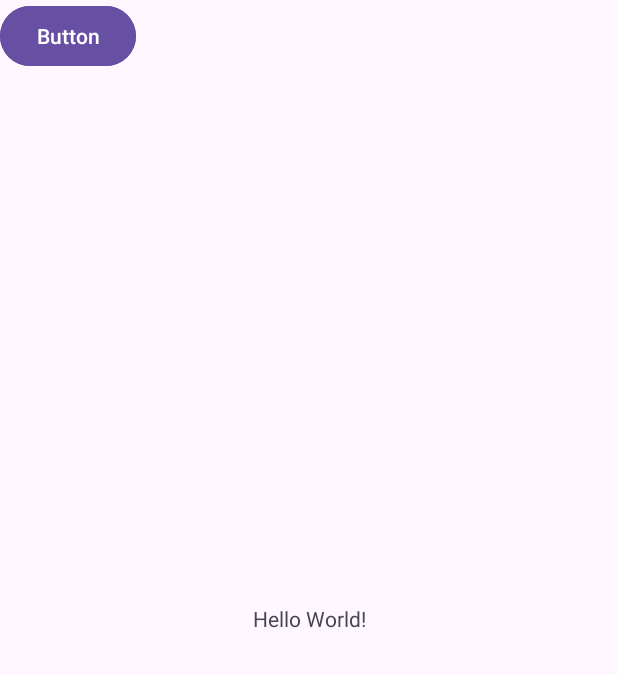
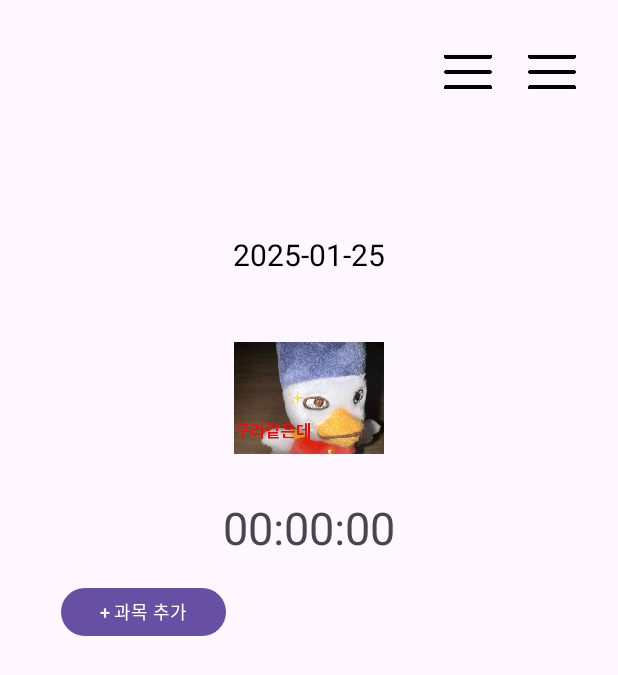
Before and after one commit to jeongjihyunn/StudywithSWU, an Android app: the screen it shows after launch (MainActivity before the commit, MainScreen after it), on a phone screen of 412 x 824 dp. Shown: the top 675 px of the screen. Run offline under Robolectric (Android 15) with nearby library versions, the phone set to English and light mode, and no system bars.

Commit message:
메인화면

```diff
--- a/app/src/main/AndroidManifest.xml
+++ b/app/src/main/AndroidManifest.xml
@@ -14,6 +14,9 @@
         tools:targetApi="31">
         <activity
             android:name=".MainActivity"
+            android:exported="false" />
+        <activity
+            android:name=".MainScreen"
             android:exported="true">
             <intent-filter>
                 <action android:name="android.intent.action.MAIN" />
--- a/app/src/main/res/layout/activity_main.xml
+++ b/app/src/main/res/layout/activity_main.xml
@@ -21,15 +21,15 @@
         android:layout_width="wrap_content"
         android:layout_height="wrap_content"
         android:text="Button"
-        tools:layout_editor_absoluteX="48dp"
-        tools:layout_editor_absoluteY="145dp" />
+        tools:layout_editor_absoluteX="107dp"
+        tools:layout_editor_absoluteY="144dp" />
 
     <Button
         android:id="@+id/button2"
         android:layout_width="wrap_content"
         android:layout_height="wrap_content"
         android:text="Button"
-        tools:layout_editor_absoluteX="226dp"
+        tools:layout_editor_absoluteX="207dp"
         tools:layout_editor_absoluteY="144dp" />
 
 </androidx.constraintlayout.widget.ConstraintLayout>
--- /dev/null
+++ b/app/src/main/res/layout/activity_main_screen.xml
@@ -0,0 +1,84 @@
+<?xml version="1.0" encoding="utf-8"?>
+<LinearLayout xmlns:android="http://schemas.android.com/apk/res/android"
+    xmlns:app="http://schemas.android.com/apk/res-auto"
+    xmlns:tools="http://schemas.android.com/tools"
+    android:id="@+id/main"
+    android:layout_width="match_parent"
+    android:layout_height="match_parent"
+    android:orientation="vertical"
+    android:gravity="center_horizontal"
+    android:padding="16dp"
+    tools:context=".MainScreen">
+
+    <androidx.coordinatorlayout.widget.CoordinatorLayout
+        android:layout_width="match_parent"
+        android:layout_height="wrap_content"
+        android:fitsSystemWindows="true">
+
+        <!-- 툴바 (투명) -->
+        <androidx.appcompat.widget.Toolbar
+            android:id="@+id/toolbar"
+            android:layout_width="match_parent"
+            android:layout_height="?attr/actionBarSize"
+            android:background="@android:color/transparent"
+            android:elevation="0dp"
+            app:popupTheme="@style/ThemeOverlay.AppCompat.Light"
+            app:title=""
+            app:titleTextColor="@android:color/black"
+            />
+
+        <!-- 메인 콘텐츠 -->
+        <FrameLayout
+            android:id="@+id/main_content"
+            android:layout_width="match_parent"
+            android:layout_height="104dp"
+            app:layout_anchor="@+id/toolbar"
+            app:layout_anchorGravity="center" />
+    </androidx.coordinatorlayout.widget.CoordinatorLayout>
+
+    <LinearLayout
+        android:layout_width="wrap_content"
+        android:layout_height="wrap_content"
+        android:orientation="vertical"
+        android:gravity="center">
+
+        <TextView
+            android:id="@+id/dateTextView"
+            android:layout_width="wrap_content"
+            android:layout_height="wrap_content"
+            android:padding="16dp"
+            android:text="yyyy-MM-dd"
+            android:textAlignment="center"
+            android:textColor="#000000"
+            android:textSize="20sp"
+            android:layout_marginTop="20dp"/>
+
+        <ImageView
+            android:id="@+id/imageView"
+            android:layout_width="100dp"
+            android:layout_height="100dp"
+            android:layout_marginTop="16dp"
+            android:contentDescription="이미지 설명"
+            android:src="@drawable/a"
+            />
+
+        <TextView
+            android:id="@+id/totalTimerTextView"
+            android:layout_width="wrap_content"
+            android:layout_height="wrap_content"
+            android:text="00:00:00"
+            android:textSize="30sp"
+            android:layout_marginTop="16dp"/>
+
+    </LinearLayout>
+
+    <Button
+        android:id="@+id/addButton"
+        android:layout_width="110dp"
+        android:layout_height="40dp"
+        android:layout_marginTop="16dp"
+        android:layout_marginRight="110dp"
+        android:text="+ 과목 추가"
+        android:textSize="12sp" />
+
+</LinearLayout>
--- /dev/null
+++ b/app/src/main/res/menu/menu.xml
@@ -0,0 +1,18 @@
+<?xml version="1.0" encoding="utf-8"?>
+<menu xmlns:android="http://schemas.android.com/apk/res/android"
+    xmlns:app="http://schemas.android.com/apk/res-auto">
+
+    <item
+        android:id="@+id/action_setting"
+        android:title="메뉴"
+        android:icon="@drawable/menu"
+        app:showAsAction="always"
+        android:gravity="start"
+        />
+    <item
+        android:id="@+id/action_studyplanner"
+        android:title="스터디 플래너"
+        android:icon="@drawable/menu"
+        app:showAsAction="always"
+        android:gravity="start"/>
+</menu>
--- /dev/null
+++ b/app/src/main/res/menu/menu_options.xml
@@ -0,0 +1,9 @@
+<?xml version="1.0" encoding="utf-8"?>
+<menu xmlns:android="http://schemas.android.com/apk/res/android">
+    <item
+        android:id="@+id/option_1"
+        android:title="마이페이지" />
+    <item
+        android:id="@+id/option_2"
+        android:title="통계" />
+</menu>
--- a/app/src/main/res/values/themes.xml
+++ b/app/src/main/res/values/themes.xml
@@ -3,6 +3,7 @@
     <style name="Base.Theme.StudywithSWU" parent="Theme.Material3.DayNight.NoActionBar">
         <!-- Customize your light theme here. -->
         <!-- <item name="colorPrimary">@color/my_light_primary</item> -->
+        <item name="android:statusBarColor">@android:color/transparent</item>
     </style>
 
     <style name="Theme.StudywithSWU" parent="Base.Theme.StudywithSWU" />
```
Also changed, not shown: app/src/main/java/com/example/studywithswu/MainScreen.kt (added, +319 -0 lines), app/src/main/res/drawable/a.jpg (added), app/src/main/res/drawable/b.jpeg (added), app/src/main/res/drawable/c.jpg (added), app/src/main/res/drawable/d.jpg (added), app/src/main/res/drawable/e.jpg (added), app/src/main/res/drawable/menu.png (added), app/src/main/res/drawable/rabbit.png (added).
